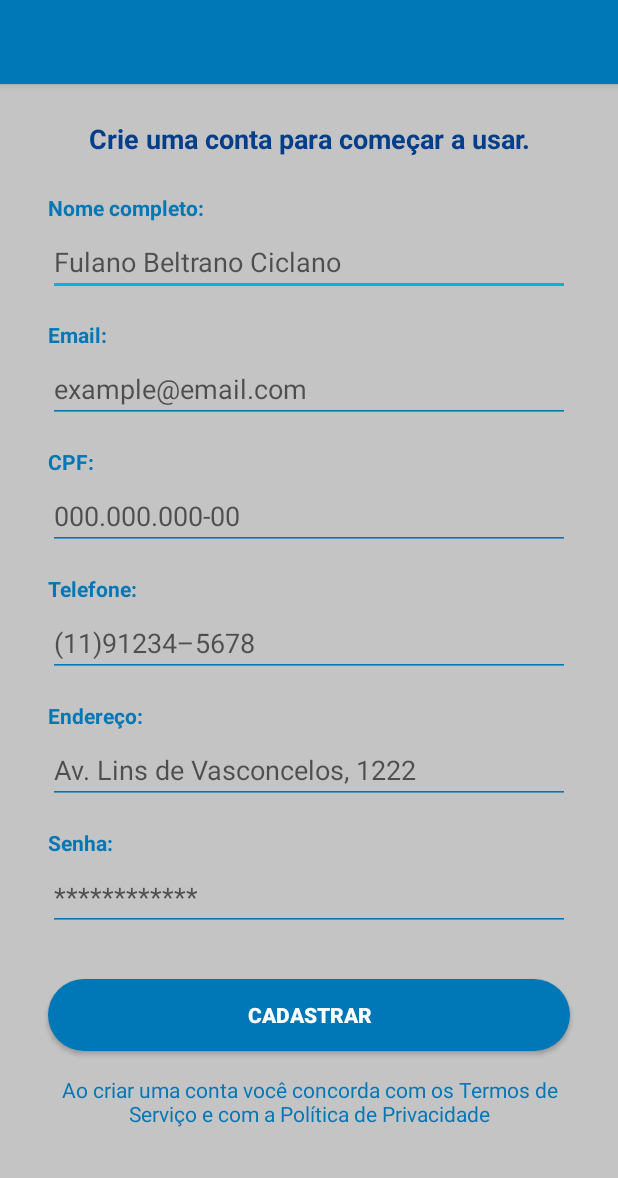
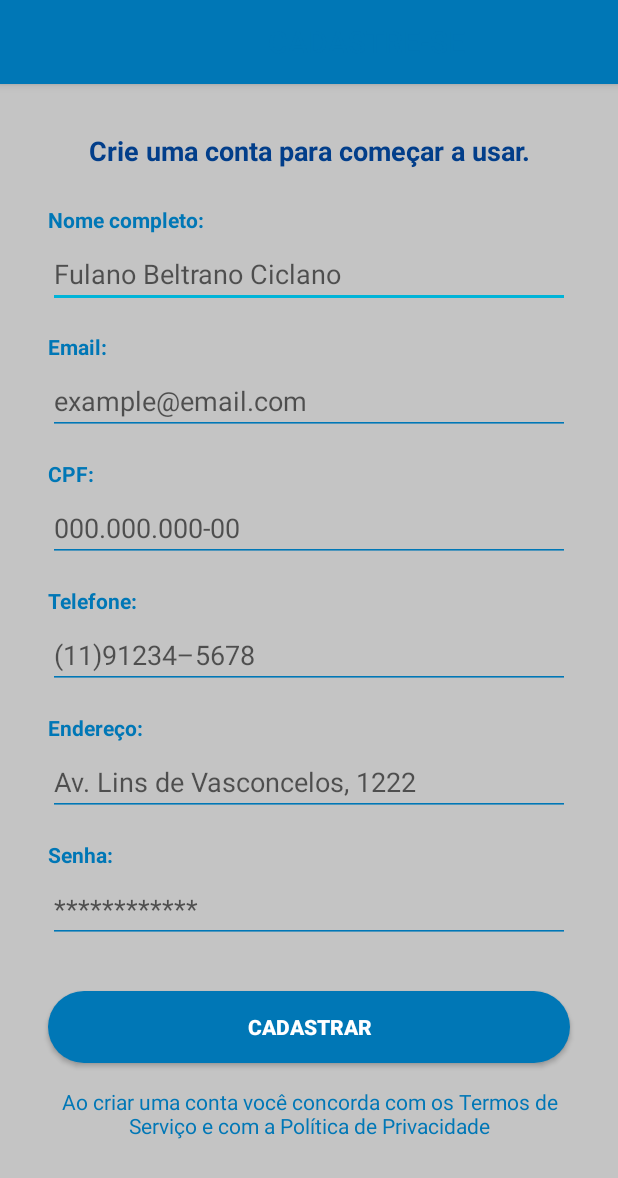
Before and after one commit to antfy/antfyV2, an Android app: the CadastroActivity screen opened directly, with no data from a screen before it, on a phone screen of 412 x 824 dp. Shown: the top 1178 px of the screen. Run offline under Robolectric (Android 15) with nearby library versions, the phone set to English and light mode, and no system bars.

Commit message:
Layout CadastroActivity e intents

```diff
--- a/app/src/main/java/com/example/antfyv2/CadastroActivity.java
+++ b/app/src/main/java/com/example/antfyv2/CadastroActivity.java
@@ -28,7 +28,6 @@ public class CadastroActivity extends AppCompatActivity {
         btCadastrar.setOnClickListener(new View.OnClickListener() {
             @Override
             public void onClick(View v) {
-                //intent
                 startActivity(new Intent(getApplicationContext(), HomeActivity.class));
             }
         });
--- a/app/src/main/java/com/example/antfyv2/EntrarActivity.java
+++ b/app/src/main/java/com/example/antfyv2/EntrarActivity.java
@@ -28,7 +28,6 @@ public class EntrarActivity extends AppCompatActivity {
         btEntrar.setOnClickListener(new View.OnClickListener() {
             @Override
             public void onClick(View v) {
-                //intent
                 startActivity(new Intent(getApplicationContext(), HomeActivity.class));
             }
         });
--- a/app/src/main/java/com/example/antfyv2/HomeActivity.java
+++ b/app/src/main/java/com/example/antfyv2/HomeActivity.java
@@ -36,7 +36,6 @@ public class HomeActivity extends AppCompatActivity {
         btSentindo.setOnClickListener(new View.OnClickListener() {
             @Override
             public void onClick(View v) {
-                // intent
                 startActivity(new Intent(getApplicationContext(), SentindoActivity.class));
             }
         });
@@ -59,17 +58,15 @@ public class HomeActivity extends AppCompatActivity {
         btNotify.setOnClickListener(new View.OnClickListener() {
             @Override
             public void onClick(View v) {
-                // intent
                 startActivity(new Intent(getApplicationContext(), NotifyActivity.class));
             }
         });
 
-        // ENTRAR ACTIVITY
+        // PERFIL ACTIVITY
         ImageView btPerfil = findViewById(R.id.btPerfil);
         btPerfil.setOnClickListener(new View.OnClickListener() {
             @Override
             public void onClick(View v) {
-                // intent
                 startActivity(new Intent(getApplicationContext(), PerfilActivity.class));
             }
         });
--- a/app/src/main/java/com/example/antfyv2/MainActivity.java
+++ b/app/src/main/java/com/example/antfyv2/MainActivity.java
@@ -26,7 +26,6 @@ public class MainActivity extends AppCompatActivity {
         btEntre.setOnClickListener(new View.OnClickListener() {
             @Override
             public void onClick(View v) {
-                // intent
                 startActivity(new Intent(getApplicationContext(), EntrarActivity.class));
             }
         });
@@ -36,7 +35,6 @@ public class MainActivity extends AppCompatActivity {
         btCadastrese.setOnClickListener(new View.OnClickListener() {
             @Override
             public void onClick(View v) {
-                // intent
                 startActivity(new Intent(getApplicationContext(), CadastroActivity.class));
             }
         });
--- a/app/src/main/java/com/example/antfyv2/PerfilActivity.java
+++ b/app/src/main/java/com/example/antfyv2/PerfilActivity.java
@@ -2,7 +2,14 @@ package com.example.antfyv2;
 
 import androidx.appcompat.app.AppCompatActivity;
 
+import android.content.Intent;
+import android.net.Uri;
 import android.os.Bundle;
+import android.view.View;
+import android.widget.Button;
+import android.widget.EditText;
+
+import java.util.Objects;
 
 public class PerfilActivity extends AppCompatActivity {
 
@@ -10,5 +17,31 @@ public class PerfilActivity extends AppCompatActivity {
     protected void onCreate(Bundle savedInstanceState) {
         super.onCreate(savedInstanceState);
         setContentView(R.layout.activity_perfil);
+
+        // ACTIONBAR (NAVIGATION OFF)
+        Objects.requireNonNull(getSupportActionBar()).setTitle("\t\t\t\t\t\t\t\t\t\t\t\tPERFIL");
+        View decorView = getWindow().getDecorView();
+        int uiOpcoes = View.SYSTEM_UI_FLAG_HIDE_NAVIGATION + View.SYSTEM_UI_FLAG_IMMERSIVE_STICKY;
+        decorView.setSystemUiVisibility(uiOpcoes);
+
+
+
+        // AGENDAMENTOS (CALENDÁRIO)
+        Button btAgenda = findViewById(R.id.btAgenda);
+        btAgenda.setOnClickListener(new View.OnClickListener() {
+            @Override
+            public void onClick(View v) {
+                // intent here
+            }
+        });
+
+        // MAIN ACTIVITY (LOGOUT)
+        Button btDesconectar = findViewById(R.id.btDesconectar);
+        btDesconectar.setOnClickListener(new View.OnClickListener() {
+            @Override
+            public void onClick(View v) {
+                startActivity(new Intent(getApplicationContext(), MainActivity.class));
+            }
+        });
     }
 }
--- a/app/src/main/res/layout/activity_cadastro.xml
+++ b/app/src/main/res/layout/activity_cadastro.xml
@@ -5,6 +5,184 @@
     android:layout_width="match_parent"
     android:layout_height="match_parent"
     tools:context=".CadastroActivity">
+
+    <ScrollView
+        android:layout_width="match_parent"
+        android:layout_height="match_parent"
+        android:layout_marginTop="16dp"
+        app:layout_constraintBottom_toBottomOf="parent"
+        app:layout_constraintEnd_toEndOf="parent"
+        app:layout_constraintHorizontal_bias="0.0"
+        app:layout_constraintStart_toStartOf="parent"
+        app:layout_constraintTop_toTopOf="parent"
+        app:layout_constraintVertical_bias="0.0">
+
+        <androidx.constraintlayout.widget.ConstraintLayout
+            android:layout_width="match_parent"
+            android:layout_height="wrap_content">
+
+            <TextView
+                android:id="@+id/textView4"
+                android:layout_width="0dp"
+                android:layout_height="wrap_content"
+                android:layout_marginStart="32dp"
+                android:layout_marginTop="24dp"
+                android:layout_marginEnd="32dp"
+                android:text="@string/dados_nome"
+                android:textColor="@color/antfy_primary"
+                android:textStyle="bold"
+                app:layout_constraintEnd_toEndOf="parent"
+                app:layout_constraintStart_toStartOf="parent"
+                app:layout_constraintTop_toBottomOf="@+id/textView3" />
+
+            <TextView
+                android:id="@+id/textView8"
+                android:layout_width="0dp"
+                android:layout_height="wrap_content"
+                android:layout_marginStart="32dp"
+                android:layout_marginTop="16dp"
+                android:layout_marginEnd="32dp"
+                android:layout_marginBottom="32dp"
+                android:text="@string/politica"
+                android:textAlignment="center"
+                android:textColor="@color/antfy_primary"
+                app:layout_constraintBottom_toBottomOf="parent"
+                app:layout_constraintEnd_toEndOf="parent"
+                app:layout_constraintStart_toStartOf="parent"
+                app:layout_constraintTop_toBottomOf="@+id/btCadastrar" />
+
+            <EditText
+                android:id="@+id/textNome"
+                android:layout_width="0dp"
+                android:layout_height="wrap_content"
+                android:layout_marginStart="32dp"
+                android:layout_marginTop="4dp"
+                android:layout_marginEnd="32dp"
+                android:ems="10"
+                android:hint="@string/dados_nomeNum"
+                android:inputType="textPersonName"
+                android:textColor="@color/antfy_primary"
+                app:layout_constraintEnd_toEndOf="parent"
+                app:layout_constraintStart_toStartOf="parent"
+                app:layout_constraintTop_toBottomOf="@+id/textView4" />
+
+            <TextView
+                android:id="@+id/textView3"
+                android:layout_width="wrap_content"
+                android:layout_height="wrap_content"
+                android:layout_marginStart="32dp"
+                android:layout_marginTop="16dp"
+                android:layout_marginEnd="32dp"
+                android:text="@string/sub_cadastrar"
+                android:textAlignment="center"
+                android:textColor="@color/antfy_dark"
+                android:textSize="18sp"
+                android:textStyle="bold"
+                app:layout_constraintEnd_toEndOf="parent"
+                app:layout_constraintStart_toStartOf="parent"
+                app:layout_constraintTop_toTopOf="parent" />
+
+            <EditText
+                android:id="@+id/textTelefone"
+                android:layout_width="0dp"
+                android:layout_height="wrap_content"
+                android:layout_marginStart="32dp"
+                android:layout_marginTop="4dp"
+                android:layout_marginEnd="32dp"
+                android:ems="10"
+                android:hint="@string/dados_telNum"
+                android:inputType="phone"
+                android:textColor="@color/antfy_primary"
+                app:layout_constraintEnd_toEndOf="parent"
+                app:layout_constraintStart_toStartOf="parent"
+                app:layout_constraintTop_toBottomOf="@+id/textView11" />
+
+            <EditText
+                android:id="@+id/textEmail"
+                android:layout_width="0dp"
+                android:layout_height="wrap_content"
+                android:layout_marginStart="32dp"
+                android:layout_marginTop="4dp"
+                android:layout_marginEnd="32dp"
+                android:ems="10"
+                android:hint="@string/hint_email"
+                android:inputType="textEmailAddress"
+                android:textColor="@color/antfy_primary"
+                app:layout_constraintEnd_toEndOf="parent"
+                app:layout_constraintStart_toStartOf="parent"
+                app:layout_constraintTop_toBottomOf="@+id/textView5" />
+
+            <TextView
+                android:id="@+id/textView6"
+                android:layout_width="0dp"
+                android:layout_height="wrap_content"
+                android:layout_marginStart="32dp"
+                android:layout_marginTop="16dp"
+                android:layout_marginEnd="32dp"
+                android:text="@string/dados_cpf"
+                android:textColor="@color/antfy_primary"
+                android:textStyle="bold"
+                app:layout_constraintEnd_toEndOf="parent"
+                app:layout_constraintStart_toStartOf="parent"
+                app:layout_constraintTop_toBottomOf="@+id/textEmail" />
+
+            <EditText
+                android:id="@+id/textEndereco"
+                android:layout_width="0dp"
+                android:layout_height="wrap_content"
+                android:layout_marginStart="32dp"
+                android:layout_marginTop="4dp"
+                android:layout_marginEnd="32dp"
+                android:ems="10"
+                android:hint="@string/dados_enderecoNum"
+                android:inputType="textPostalAddress"
+                android:textColor="@color/antfy_primary"
+                app:layout_constraintEnd_toEndOf="parent"
+                app:layout_constraintStart_toStartOf="parent"
+                app:layout_constraintTop_toBottomOf="@+id/textView7" />
+
+            <TextView
+                android:id="@+id/textView7"
+                android:layout_width="0dp"
+                android:layout_height="wrap_content"
+                android:layout_marginStart="32dp"
+                android:layout_marginTop="16dp"
+                android:layout_marginEnd="32dp"
+                android:text="@string/dados_endereco"
+                android:textColor="@color/antfy_primary"
+                android:textStyle="bold"
+                app:layout_constraintEnd_toEndOf="parent"
+                app:layout_constraintStart_toStartOf="parent"
+                app:layout_constraintTop_toBottomOf="@+id/textTelefone" />
+
+            <TextView
+                android:id="@+id/textView11"
+                android:layout_width="0dp"
+                android:layout_height="wrap_content"
+                android:layout_marginStart="32dp"
+                android:layout_marginTop="16dp"
+                android:layout_marginEnd="32dp"
+                android:text="@string/dados_tel"
+                android:textColor="@color/antfy_primary"
+                android:textStyle="bold"
+                app:layout_constraintEnd_toEndOf="parent"
+                app:layout_constraintStart_toStartOf="parent"
+                app:layout_constraintTop_toBottomOf="@+id/textCpf" />
+
+            <EditText
+                android:id="@+id/textSenha"
+                android:layout_width="0dp"
+                android:layout_height="wrap_content"
+                android:layout_marginStart="32dp"
+                android:layout_marginTop="4dp"
+                android:layout_marginEnd="32dp"
+                android:ems="10"
+                android:hint="@string/hint_senhaNum"
+                android:inputType="textPassword"
+                android:textColor="@color/antfy_primary"
+                app:layout_constraintEnd_toEndOf="parent"
+                app:layout_constraintStart_toStartOf="parent"
+                app:layout_constraintTop_toBottomOf="@+id/textView10" />
 
             <Button
                 android:id="@+id/btCadastrar"
@@ -19,41 +197,22 @@
                 android:textStyle="bold"
                 app:cornerRadius="35dp"
                 app:layout_constraintEnd_toEndOf="parent"
-        app:layout_constraintHorizontal_bias="0.0"
                 app:layout_constraintStart_toStartOf="parent"
                 app:layout_constraintTop_toBottomOf="@+id/textSenha" />
 
-    <EditText
-        android:id="@+id/textNome"
+            <TextView
+                android:id="@+id/textView10"
                 android:layout_width="0dp"
                 android:layout_height="wrap_content"
                 android:layout_marginStart="32dp"
-        android:layout_marginTop="4dp"
+                android:layout_marginTop="16dp"
                 android:layout_marginEnd="32dp"
-        android:ems="10"
-        android:hint="@string/dados_nomeNum"
-        android:inputType="textPersonName"
+                android:text="@string/hint_senha"
                 android:textColor="@color/antfy_primary"
+                android:textStyle="bold"
                 app:layout_constraintEnd_toEndOf="parent"
-        app:layout_constraintHorizontal_bias="0.0"
                 app:layout_constraintStart_toStartOf="parent"
-        app:layout_constraintTop_toBottomOf="@+id/textView4" />
-
-    <EditText
-        android:id="@+id/textEmail"
-        android:layout_width="0dp"
-        android:layout_height="wrap_content"
-        android:layout_marginStart="32dp"
-        android:layout_marginTop="4dp"
-        android:layout_marginEnd="32dp"
-        android:ems="10"
-        android:hint="@string/hint_email"
-        android:inputType="textEmailAddress"
-        android:textColor="@color/antfy_primary"
-        app:layout_constraintEnd_toEndOf="parent"
-        app:layout_constraintHorizontal_bias="0.0"
-        app:layout_constraintStart_toStartOf="parent"
-        app:layout_constraintTop_toBottomOf="@+id/textView5" />
+                app:layout_constraintTop_toBottomOf="@+id/textEndereco" />
 
             <EditText
                 android:id="@+id/textCpf"
@@ -70,151 +229,20 @@
                 app:layout_constraintStart_toStartOf="parent"
                 app:layout_constraintTop_toBottomOf="@+id/textView6" />
 
-    <EditText
-        android:id="@+id/textEndereco"
-        android:layout_width="0dp"
-        android:layout_height="wrap_content"
-        android:layout_marginStart="32dp"
-        android:layout_marginTop="4dp"
-        android:layout_marginEnd="32dp"
-        android:ems="10"
-        android:hint="@string/dados_enderecoNum"
-        android:inputType="textPostalAddress"
-        android:textColor="@color/antfy_primary"
-        app:layout_constraintEnd_toEndOf="parent"
-        app:layout_constraintHorizontal_bias="0.0"
-        app:layout_constraintStart_toStartOf="parent"
-        app:layout_constraintTop_toBottomOf="@+id/textView7" />
-
-    <EditText
-        android:id="@+id/textTelefone"
-        android:layout_width="0dp"
-        android:layout_height="wrap_content"
-        android:layout_marginStart="32dp"
-        android:layout_marginTop="4dp"
-        android:layout_marginEnd="32dp"
-        android:ems="10"
-        android:hint="@string/dados_telNum"
-        android:inputType="phone"
-        android:textColor="@color/antfy_primary"
-        app:layout_constraintEnd_toEndOf="parent"
-        app:layout_constraintHorizontal_bias="0.0"
-        app:layout_constraintStart_toStartOf="parent"
-        app:layout_constraintTop_toBottomOf="@+id/textView11" />
-
-    <EditText
-        android:id="@+id/textSenha"
-        android:layout_width="0dp"
-        android:layout_height="wrap_content"
-        android:layout_marginStart="32dp"
-        android:layout_marginTop="4dp"
-        android:layout_marginEnd="32dp"
-        android:ems="10"
-        android:hint="@string/hint_senhaNum"
-        android:inputType="textPassword"
-        android:textColor="@color/antfy_primary"
-        app:layout_constraintEnd_toEndOf="parent"
-        app:layout_constraintHorizontal_bias="0.0"
-        app:layout_constraintStart_toStartOf="parent"
-        app:layout_constraintTop_toBottomOf="@+id/textView10" />
-
-    <TextView
-        android:id="@+id/textView3"
-        android:layout_width="wrap_content"
-        android:layout_height="wrap_content"
-        android:layout_marginTop="24dp"
-        android:text="@string/sub_cadastrar"
-        android:textAlignment="center"
-        android:textColor="@color/antfy_dark"
-        android:textSize="18sp"
-        android:textStyle="bold"
-        app:layout_constraintEnd_toEndOf="parent"
-        app:layout_constraintStart_toStartOf="parent"
-        app:layout_constraintTop_toTopOf="parent" />
-
-    <TextView
-        android:id="@+id/textView4"
-        android:layout_width="wrap_content"
-        android:layout_height="wrap_content"
-        android:layout_marginStart="32dp"
-        android:layout_marginTop="24dp"
-        android:text="@string/dados_nome"
-        android:textColor="@color/antfy_primary"
-        android:textStyle="bold"
-        app:layout_constraintStart_toStartOf="parent"
-        app:layout_constraintTop_toBottomOf="@+id/textView3" />
-
             <TextView
                 android:id="@+id/textView5"
-        android:layout_width="wrap_content"
-        android:layout_height="wrap_content"
-        android:layout_marginStart="32dp"
-        android:layout_marginTop="16dp"
-        android:text="@string/dados_email"
-        android:textColor="@color/antfy_primary"
-        android:textStyle="bold"
-        app:layout_constraintStart_toStartOf="parent"
-        app:layout_constraintTop_toBottomOf="@+id/textNome" />
-
-    <TextView
-        android:id="@+id/textView6"
-        android:layout_width="wrap_content"
-        android:layout_height="wrap_content"
-        android:layout_marginStart="32dp"
-        android:layout_marginTop="16dp"
-        android:text="@string/dados_cpf"
-        android:textColor="@color/antfy_primary"
-        android:textStyle="bold"
-        app:layout_constraintStart_toStartOf="parent"
-        app:layout_constraintTop_toBottomOf="@+id/textEmail" />
-
-    <TextView
-        android:id="@+id/textView7"
-        android:layout_width="wrap_content"
-        android:layout_height="wrap_content"
-        android:layout_marginStart="32dp"
-        android:layout_marginTop="16dp"
-        android:text="@string/dados_endereco"
-        android:textColor="@color/antfy_primary"
-        android:textStyle="bold"
-        app:layout_constraintStart_toStartOf="parent"
-        app:layout_constraintTop_toBottomOf="@+id/textTelefone" />
-
-    <TextView
-        android:id="@+id/textView11"
-        android:layout_width="wrap_content"
-        android:layout_height="wrap_content"
-        android:layout_marginStart="32dp"
-        android:layout_marginTop="16dp"
-        android:text="@string/dados_tel"
-        android:textColor="@color/antfy_primary"
-        android:textStyle="bold"
-        app:layout_constraintStart_toStartOf="parent"
-        app:layout_constraintTop_toBottomOf="@+id/textCpf" />
-
-    <TextView
-        android:id="@+id/textView10"
-        android:layout_width="wrap_content"
-        android:layout_height="wrap_content"
-        android:layout_marginStart="32dp"
-        android:layout_marginTop="16dp"
-        android:text="@string/hint_senha"
-        android:textColor="@color/antfy_primary"
-        android:textStyle="bold"
-        app:layout_constraintStart_toStartOf="parent"
-        app:layout_constraintTop_toBottomOf="@+id/textEndereco" />
-
-    <TextView
-        android:id="@+id/textView8"
                 android:layout_width="0dp"
                 android:layout_height="wrap_content"
                 android:layout_marginStart="32dp"
                 android:layout_marginTop="16dp"
                 android:layout_marginEnd="32dp"
-        android:text="@string/politica"
-        android:textAlignment="center"
+                android:text="@string/dados_email"
                 android:textColor="@color/antfy_primary"
+                android:textStyle="bold"
                 app:layout_constraintEnd_toEndOf="parent"
                 app:layout_constraintStart_toStartOf="parent"
-        app:layout_constraintTop_toBottomOf="@+id/btCadastrar" />
+                app:layout_constraintTop_toBottomOf="@+id/textNome" />
         </androidx.constraintlayout.widget.ConstraintLayout>
+    </ScrollView>
+
+</androidx.constraintlayout.widget.ConstraintLayout>
```
Lines whose indentation alone changed are shown as unchanged.
